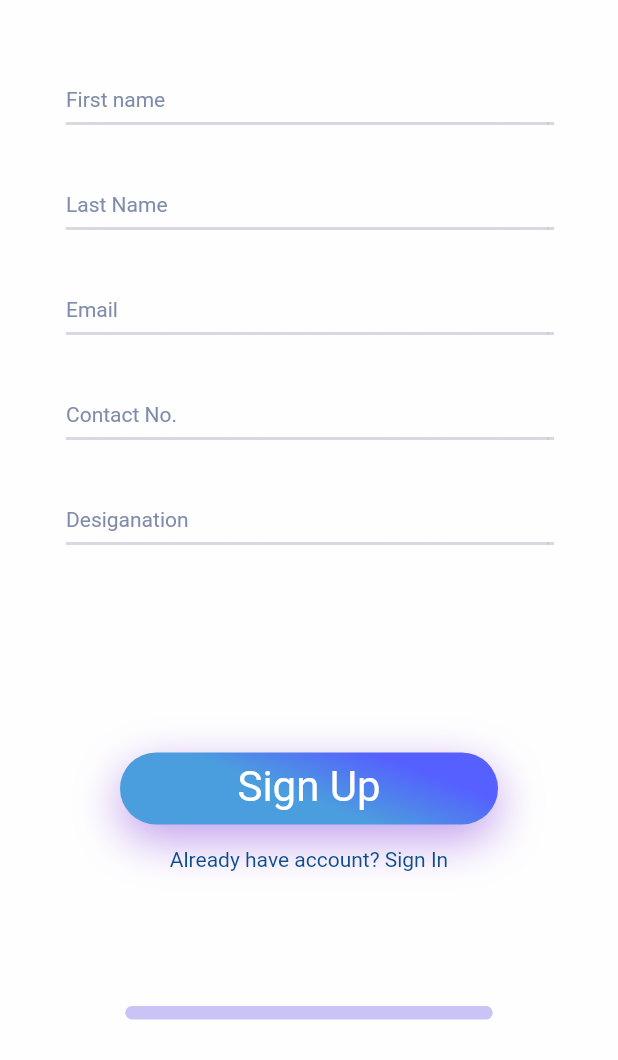
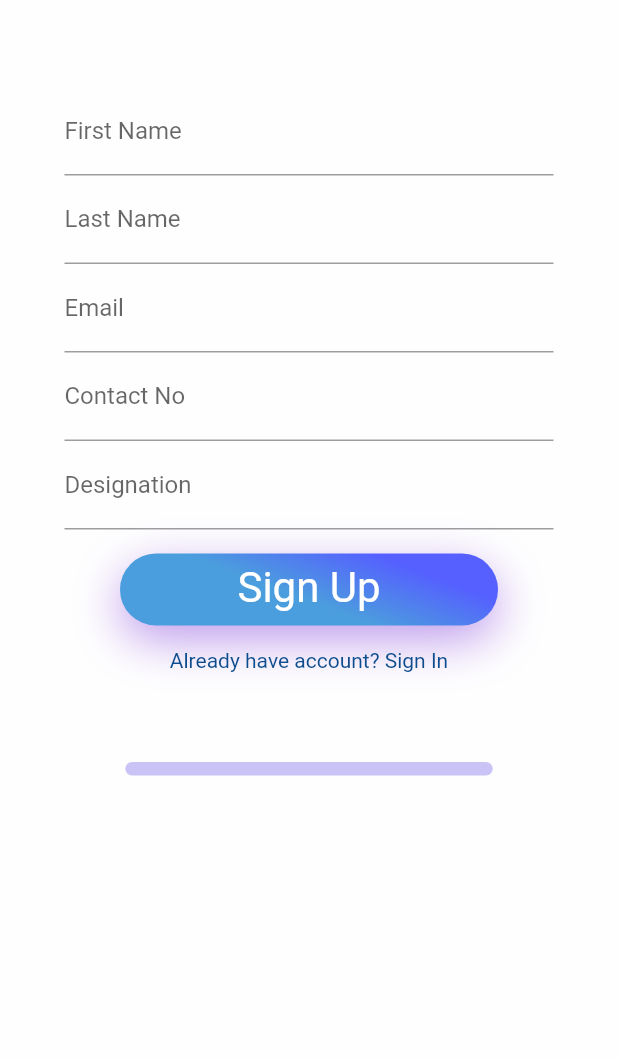
Before and after one commit to Usama3074/pocket-business-solution, a Flutter app: the SignUpScreen screen opened directly, on a phone screen of 412 x 824 dp, the part 176-1236 px from its top. Run offline on Flutter 3.47's test engine with Material 2 defaults, Android fonts, the phone set to English and light mode, and no system bars; our stand-ins replace charts_flutter, cloud_firestore, firebase_auth, toast; accounts and stored records are empty.

```diff
--- a/lib/screens/signup_screen.dart
+++ b/lib/screens/signup_screen.dart
@@ -7,8 +7,11 @@ import 'home_screen.dart';
 class SignUpScreen extends StatelessWidget {
   @override
   Widget build(BuildContext context) {
-    Size size = MediaQuery.of(context).size;
+    Size size = MediaQuery
+        .of(context)
+        .size;
     return Scaffold(
+      resizeToAvoidBottomPadding: false,
       body: Container(
 
         constraints: BoxConstraints.expand(),
@@ -34,183 +37,67 @@ class SignUpScreen extends StatelessWidget {
           alignment: Alignment.topCenter,
           child: Container(
               width: 326,
-                  height: 25,
+              height: 500,
               margin: EdgeInsets.only(top: 58),
-                  child: Column(
-                    crossAxisAlignment: CrossAxisAlignment.stretch,
+              child: Form(
+                child: ListView(
+
                     children: [
-                      Align(
-                        alignment: Alignment.topLeft,
-                        child: Container(
-                          margin: EdgeInsets.only(left: 1),
-                          child: Text(
-                            "First name",
-                            textAlign: TextAlign.left,
-                            style: TextStyle(
-                              color: Color.fromARGB(255, 127, 141, 171),
-                              fontWeight: FontWeight.w400,
-                              fontSize: 14,
+
+                TextFormField(
+                decoration: InputDecoration(labelText: 'First Name'),
+                textInputAction: TextInputAction.next,
+                  validator: (value) {
+                    if (value.isEmpty) {
+                      return 'Please provide a value';
+                    }
+                    return null;
+                  },
               ),
+
+              TextFormField(
+                decoration: InputDecoration(labelText: 'Last Name'),
+                textInputAction: TextInputAction.next,
+                validator: (value) {
+                  if (value.isEmpty) {
+                    return 'Please provide a value';
+                  }
+                  return null;
+                },
               ),
+              TextFormField(
+                decoration: InputDecoration(labelText: 'Email'),
+                textInputAction: TextInputAction.next,
+                keyboardType: TextInputType.emailAddress,
+                validator: (value) {
+                  if (value.isEmpty) {
+                    return 'Please provide a value';
+                  }
+                  return null;
+                },
               ),
+              TextFormField(
+                decoration: InputDecoration(labelText: 'Contact No'),
+                textInputAction: TextInputAction.next,
+                keyboardType: TextInputType.number,
+                validator: (value) {
+                  if (value.isEmpty) {
+                    return 'Please provide a value';
+                  }
+                  return null;
+                },
               ),
-                      Spacer(),
-                      Container(
-                        height: 2,
-                        child: Image.asset(
-                          "assets/images/path-3.png",
-                          fit: BoxFit.cover,
+              TextFormField(
+                decoration: InputDecoration(labelText: 'Designation'),
+                textInputAction: TextInputAction.next,
+                validator: (value) {
+                  if (value.isEmpty) {
+                    return 'Please provide a value';
+                  }
+                  return null;
+                },
               ),
-                      ),
-                    ],
-                  ),
-                ),
-              ),
-              Align(
-                alignment: Alignment.topCenter,
-                child: Container(
-                  width: 326,
-                  height: 25,
-                  margin: EdgeInsets.only(top: 45),
-                  child: Column(
-                    crossAxisAlignment: CrossAxisAlignment.stretch,
-                    children: [
-                      Align(
-                        alignment: Alignment.topLeft,
-                        child: Container(
-                          margin: EdgeInsets.only(left: 1),
-                          child: Text(
-                            "Last Name",
-                            textAlign: TextAlign.left,
-                            style: TextStyle(
-                              color: Color.fromARGB(255, 127, 141, 171),
-                              fontWeight: FontWeight.w400,
-                              fontSize: 14,
-                            ),
-                          ),
-                        ),
-                      ),
-                      Spacer(),
-                      Container(
-                        height: 2,
-                        child: Image.asset(
-                          "assets/images/path-3.png",
-                          fit: BoxFit.cover,
-                        ),
-                      ),
-                    ],
-                  ),
-                ),
-              ),
-              Align(
-                alignment: Alignment.topCenter,
-                child: Container(
-                  width: 326,
-                  height: 25,
-                  margin: EdgeInsets.only(top: 45),
-                  child: Column(
-                    crossAxisAlignment: CrossAxisAlignment.stretch,
-                    children: [
-                      Align(
-                        alignment: Alignment.topLeft,
-                        child: Container(
-                          margin: EdgeInsets.only(left: 1),
-                          child: Text(
-                            "Email ",
-                            textAlign: TextAlign.left,
-                            style: TextStyle(
-                              color: Color.fromARGB(255, 127, 141, 171),
-                              fontWeight: FontWeight.w400,
-                              fontSize: 14,
-                            ),
-                          ),
-                        ),
-                      ),
-                      Spacer(),
-                      Container(
-                        height: 2,
-                        child: Image.asset(
-                          "assets/images/path-3.png",
-                          fit: BoxFit.cover,
-                        ),
-                      ),
-                    ],
-                  ),
-                ),
-              ),
-              Align(
-                alignment: Alignment.topCenter,
-                child: Container(
-                  width: 326,
-                  height: 25,
-                  margin: EdgeInsets.only(top: 45),
-                  child: Column(
-                    crossAxisAlignment: CrossAxisAlignment.stretch,
-                    children: [
-                      Align(
-                        alignment: Alignment.topLeft,
-                        child: Container(
-                          margin: EdgeInsets.only(left: 1),
-                          child: Text(
-                            "Contact No.",
-                            textAlign: TextAlign.left,
-                            style: TextStyle(
-                              color: Color.fromARGB(255, 127, 141, 171),
-                              fontWeight: FontWeight.w400,
-                              fontSize: 14,
-                            ),
-                          ),
-                        ),
-                      ),
-                      Spacer(),
-                      Container(
-                        height: 2,
-                        child: Image.asset(
-                          "assets/images/path-3.png",
-                          fit: BoxFit.cover,
-                        ),
-                      ),
-                    ],
-                  ),
-                ),
-              ),
-              Align(
-                alignment: Alignment.topCenter,
-                child: Container(
-                  width: 326,
-                  height: 25,
-                  margin: EdgeInsets.only(top: 45),
-                  child: Column(
-                    crossAxisAlignment: CrossAxisAlignment.stretch,
-                    children: [
-                      Align(
-                        alignment: Alignment.topLeft,
-                        child: Container(
-                          margin: EdgeInsets.only(left: 1),
-                          child: Text(
-                            "Desiganation",
-                            textAlign: TextAlign.left,
-                            style: TextStyle(
-                              color: Color.fromARGB(255, 127, 141, 171),
-                              fontWeight: FontWeight.w400,
-                              fontSize: 14,
-                            ),
-                          ),
-                        ),
-                      ),
-                      Spacer(),
-                      Container(
-                        height: 2,
-                        child: Image.asset(
-                          "assets/images/path-3.png",
-                          fit: BoxFit.cover,
-                        ),
-                      ),
-                    ],
-                  ),
-                ),
-              ),
-              Spacer(),
+              SizedBox(height: 16,),
               Align(
                 alignment: Alignment.topCenter,
                 child: Container(
@@ -220,7 +107,8 @@ class SignUpScreen extends StatelessWidget {
                   child: InkWell(
                     onTap: () {
                       Navigator.of(context)
-                          .push(MaterialPageRoute(builder: (_) => HomeScreen()));
+                          .push(MaterialPageRoute(
+                          builder: (_) => HomeScreen()));
                     },
                     child: Stack(
                       alignment: Alignment.center,
@@ -235,7 +123,8 @@ class SignUpScreen extends StatelessWidget {
                               boxShadow: [
                                 Shadows.primaryShadow,
                               ],
-                              borderRadius: BorderRadius.all(Radius.circular(24)),
+                              borderRadius: BorderRadius.all(
+                                  Radius.circular(24)),
                             ),
                             child: Container(),
                           ),
@@ -257,6 +146,7 @@ class SignUpScreen extends StatelessWidget {
                   ),
                 ),
               ),
+
               Align(
           alignment: Alignment.topCenter,
           child: InkWell(
@@ -265,7 +155,7 @@ class SignUpScreen extends StatelessWidget {
             .push(MaterialPageRoute(builder: (_) => LoginScreen()));
         },
           child: Container(
-                    margin: EdgeInsets.only(bottom: 90),
+            margin: EdgeInsets.only(bottom: 60),
             child: Text(
               "Already have account? Sign In",
               textAlign: TextAlign.center,
@@ -283,7 +173,7 @@ class SignUpScreen extends StatelessWidget {
         child: Container(
           width: 245,
           height: 9,
-                  margin: EdgeInsets.only(bottom: 27),
+          margin: EdgeInsets.only(bottom: 2),
           decoration: BoxDecoration(
             color: Color.fromARGB(255, 201, 196, 245),
             borderRadius: BorderRadius.all(Radius.circular(4.5)),
@@ -291,10 +181,93 @@ class SignUpScreen extends StatelessWidget {
           child: Container(),
         ),
       ),
+
+
       ],
     ),
     ),
 
-    );
+    ))])));
     }
 }
+
+//Align(
+//alignment: Alignment.topCenter,
+//child: Container(
+//width: 252,
+//height: 48,
+//margin: EdgeInsets.only(bottom: 15),
+//child: InkWell(
+//onTap: () {
+//Navigator.of(context)
+//    .push(MaterialPageRoute(builder: (_) => HomeScreen()));
+//},
+//child: Stack(
+//alignment: Alignment.center,
+//children: [
+//Positioned(
+//bottom: 0,
+//child: Container(
+//width: 252,
+//height: 48,
+//decoration: BoxDecoration(
+//gradient: Gradients.primaryGradient,
+//boxShadow: [
+//Shadows.primaryShadow,
+//],
+//borderRadius: BorderRadius.all(Radius.circular(24)),
+//),
+//child: Container(),
+//),
+//),
+//Positioned(
+//bottom: 9,
+//child: Text(
+//"Sign Up",
+//textAlign: TextAlign.center,
+//style: TextStyle(
+//color: AppColors.accentText,
+//fontWeight: FontWeight.w400,
+//fontSize: 28,
+//),
+//),
+//),
+//],
+//),
+//),
+//),
+//),
+//Align(
+//alignment: Alignment.topCenter,
+//child: InkWell(
+//onTap: () {
+//Navigator.of(context)
+//    .push(MaterialPageRoute(builder: (_) => LoginScreen()));
+//},
+//child: Container(
+//margin: EdgeInsets.only(bottom: 90),
+//child: Text(
+//"Already have account? Sign In",
+//textAlign: TextAlign.center,
+//style: TextStyle(
+//color: AppColors.secondaryText,
+//fontWeight: FontWeight.w400,
+//fontSize: 14,
+//),
+//),
+//),
+//),
+//),
+//Align(
+//alignment: Alignment.topCenter,
+//child: Container(
+//width: 245,
+//height: 9,
+//margin: EdgeInsets.only(bottom: 27),
+//decoration: BoxDecoration(
+//color: Color.fromARGB(255, 201, 196, 245),
+//borderRadius: BorderRadius.all(Radius.circular(4.5)),
+//),
+//child: Container(),
+//),
+//),
```
Lines whose indentation alone changed are shown as unchanged.
